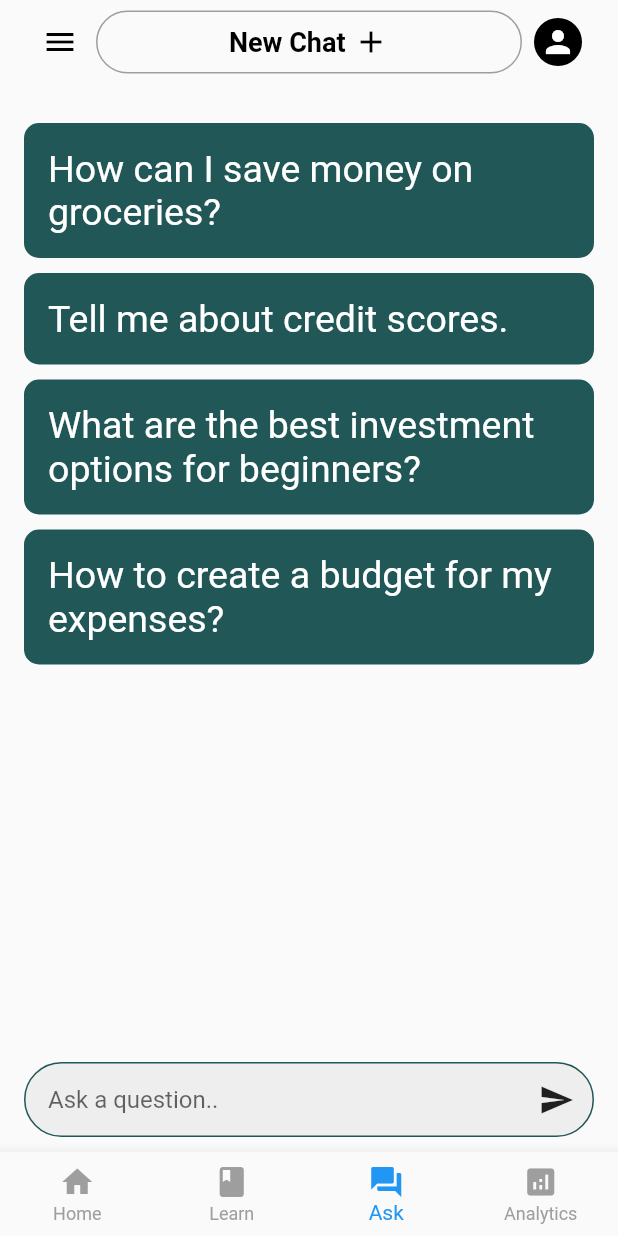
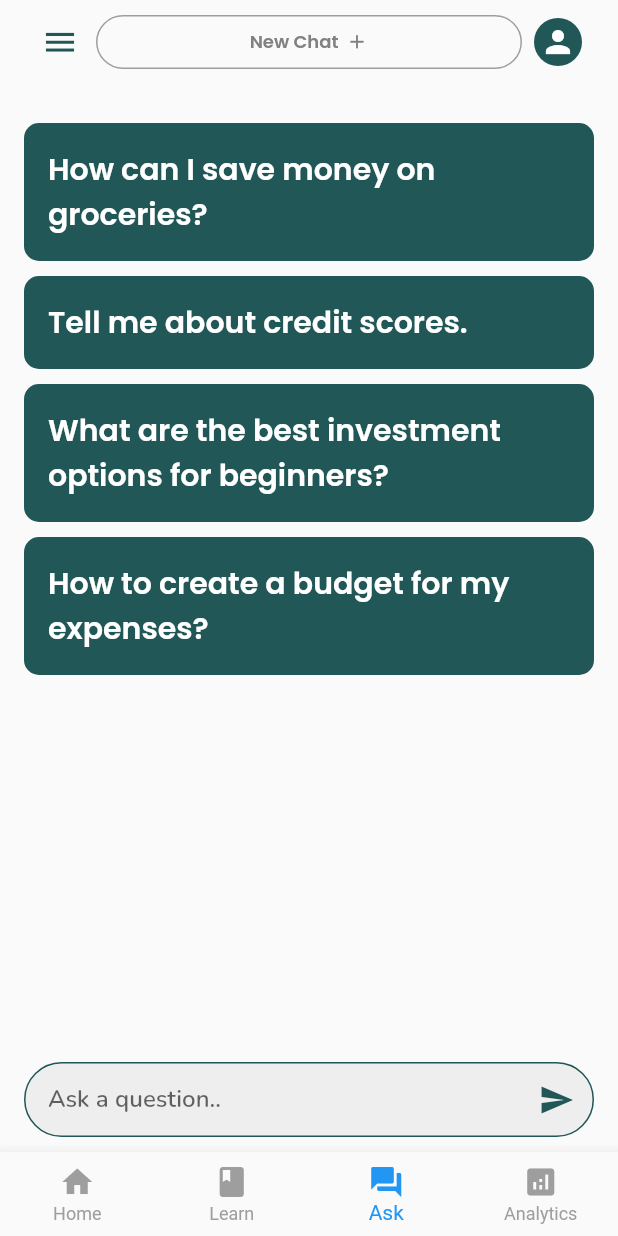
Before and after one commit to myjyoc/cc206_peracon, a Flutter app: the screen it shows after launch, item 3 of the bottom bar chosen, after a tap on the "send" icon, on a phone screen of 412 x 824 dp. Run offline on Flutter 3.47's test engine with Material 2 defaults, Android fonts, the phone set to English and light mode, and no system bars; our stand-ins replace pie_chart; network calls fail.

Commit message:
design design

```diff
--- a/lib/components/ask_tab.dart
+++ b/lib/components/ask_tab.dart
@@ -21,7 +21,7 @@ class _AskPageState extends State<AskPage> {
           title: Row(
             children: [
               IconButton(
-                icon: Icon(Icons.menu, color: Colors.black),
+                icon: Icon(Icons.menu, color: Color(0xFF215757), size: 25.0),
                 onPressed: () {
                   // Handle menu button press
                 },
@@ -44,13 +44,14 @@ class _AskPageState extends State<AskPage> {
                           Text(
                             'New Chat',
                             style: TextStyle(
-                              fontSize: 18.0,
-                              fontWeight: FontWeight.bold,
-                              color: Colors.black,
+                              fontSize: 12.0,
+                              fontWeight: FontWeight.w600,
+                              fontFamily: 'Poppins',
+                              color: Color(0xFF818181),
                             ),
                           ),
                           SizedBox(width: 5.0),
-                          Icon(Icons.add, color: Colors.black, size: 24.0),
+                          Icon(Icons.add, color: Color(0xFF818181), size: 15.0),
                         ],
                       ),
                     ),
@@ -59,7 +60,7 @@ class _AskPageState extends State<AskPage> {
               ),
               IconButton(
                 icon: CircleAvatar(
-                  backgroundColor: Colors.black,
+                  backgroundColor: Color(0xFF215757),
                   child: Icon(Icons.person, color: Colors.white, size: 24.0),
                 ),
                 onPressed: () {
@@ -165,12 +166,15 @@ class _AskPageState extends State<AskPage> {
               decoration: InputDecoration(
                 border: InputBorder.none,
                 hintText: 'Ask a question..',
+                hintStyle: TextStyle(fontWeight: FontWeight.w600,
+            fontFamily: 'Nunito',),
                 contentPadding: EdgeInsets.fromLTRB(15, 0, 0, 0),
               ),
             ),
           ),
           IconButton(
-            icon: Icon(Icons.send),
+            icon: Icon(Icons.send, color:Color(0xFF215757)),
+
             onPressed: () {
               _sendMessage();
             },
@@ -207,7 +211,7 @@ class _AskPageState extends State<AskPage> {
       ),
       child: Text(
         question,
-        style: TextStyle(fontSize: 25.0, color: Colors.white),
+        style: TextStyle(fontSize: 20.0, color: Colors.white, fontFamily: 'Poppins', fontWeight: FontWeight.w600,),
       ),
     );
   }
--- a/lib/components/home_tab.dart
+++ b/lib/components/home_tab.dart
@@ -1,4 +1,29 @@
 import 'package:flutter/material.dart';
+
+class CurvePainter extends CustomPainter {
+  @override
+  void paint(Canvas canvas, Size size) {
+    var paint = Paint();
+    paint.color = Color(0xFF215757);
+    paint.style = PaintingStyle.fill;
+
+    var path = Path();
+
+    path.moveTo(0, size.height * 0.15);
+    path.quadraticBezierTo(
+        size.width / 2, size.height / 2, size.width, size.height * 0.15);
+    path.lineTo(size.width, 0);
+    path.lineTo(0, 0);
+
+    canvas.drawPath(path, paint);
+  }
+
+  @override
+  bool shouldRepaint(CustomPainter oldDelegate) {
+    return true;
+  }
+}
+
 
 class HomePage extends StatelessWidget {
   const HomePage({Key? key});
@@ -9,7 +34,7 @@ class HomePage extends StatelessWidget {
       home: Scaffold(
         appBar: AppBar(
           elevation: 0.0,
-          backgroundColor: Colors.transparent,
+          backgroundColor: Color(0xFF215757), // Set the color for the app bar
           title: Row(
             children: [
               Expanded(
@@ -19,9 +44,10 @@ class HomePage extends StatelessWidget {
                     Text(
                       'Welcome',
                       style: TextStyle(
-                        fontSize: 20.0,
-                        fontWeight: FontWeight.bold,
-                        color: Colors.black,
+                        fontSize: 14.0,
+                        fontFamily: 'Poppins',
+                        color: Colors.white,
+                        fontWeight: FontWeight.w400,
                       ),
                     ),
                   ],
@@ -29,8 +55,8 @@ class HomePage extends StatelessWidget {
               ),
               IconButton(
                 icon: CircleAvatar(
-                  backgroundColor: Colors.black,
-                  child: Icon(Icons.person, color: Colors.white, size: 24.0),
+                  backgroundColor: Colors.white,
+                  child: Icon(Icons.person, color: Color(0xFF215757), size: 24.0),
                 ),
                 onPressed: () {
                   // Profile action here
@@ -39,7 +65,9 @@ class HomePage extends StatelessWidget {
             ],
           ),
         ),
-        body: SingleChildScrollView(
+        body: CustomPaint(
+          painter: CurvePainter(),
+          child: SingleChildScrollView(
             child: Column(
               crossAxisAlignment: CrossAxisAlignment.start,
               children: [
@@ -49,8 +77,10 @@ class HomePage extends StatelessWidget {
                 child: Text(
                   'Rhowena Alimeos',
                   style: TextStyle(
-                    fontSize: 20.0,
-                    fontWeight: FontWeight.bold,
+                    fontSize: 18.0,
+                    fontWeight: FontWeight.w500,
+                    fontFamily: 'Poppins',
+                    color: Colors.white,
                   ),
                 ),
               ),
@@ -70,19 +100,39 @@ class HomePage extends StatelessWidget {
                     Row(
                       mainAxisAlignment: MainAxisAlignment.spaceBetween,
                       children: [
+                        Row(
+                          children: [
+                            Container(
+                              decoration: BoxDecoration(
+                                shape: BoxShape.circle,
+                                color: Color(0xFFFFF2E5), // Background color for the icon
+                              ),
+                              padding: EdgeInsets.all(8.0), // Adjust padding as needed
+                              child: Icon(
+                                Icons.attach_money, // You can change the icon accordingly
+                                size: 20.0,
+                                color: Color(0xFFF49A40), // Icon color
+                              ),
+                            ),
+                            SizedBox(width: 8.0), // Adjust spacing as needed
                             Text(
                               'My Balance',
                               style: TextStyle(
                                 color: Color(0xFF215757),
-                            fontSize: 18.0,
+                                fontSize: 14.0,
+                                fontWeight: FontWeight.w400,
+                                fontFamily: 'Poppins',
                               ),
                             ),
+                          ],
+                        ),
                         Text(
-                          'P100,000', // Replace with actual balance
+                          '₱24,861.7', // Replace with actual balance
                           style: TextStyle(
                             color: Color(0xFF215757),
-                            fontSize: 24.0,
-                            fontWeight: FontWeight.bold,
+                            fontSize: 17.0,
+                            fontWeight: FontWeight.w600,
+                            fontFamily: 'Poppins',
                           ),
                         ),
                       ],
@@ -91,10 +141,10 @@ class HomePage extends StatelessWidget {
                     Row(
                       mainAxisAlignment: MainAxisAlignment.spaceEvenly,
                       children: [
-                        _buildCircleIcon(Icons.account_balance, 'Savings', 'P60,000', Color(0xFF27C153), Color(0xFFE7F7EC)),
-                        _buildCircleIcon(Icons.attach_money, 'Income', 'P20,000', Color(0xFFD64BC2), Color(0xFFF3E7F8)),
-                        _buildCircleIcon(Icons.money_off, 'Expenses', 'P10,000', Color(0xFFFF4437), Color(0xFFFFEBEA)),
-                        _buildCircleIcon(Icons.credit_card, 'Debts', 'P30,000', Colors.black, Colors.grey[300]!),
+                        _buildCircleIcon(Icons.account_balance, 'Savings', '₱24,861.7', Color(0xFF27C153), Color(0xFFDDFFE7), Color(0xFF27C153)),
+                        _buildCircleIcon(Icons.attach_money, 'Income', '₱44,862.35 ', Color(0xFFD64BC2), Color(0xFFFFDFF6), Color(0xFFD64BC2)),
+                        _buildCircleIcon(Icons.money_off, 'Expenses', '₱44,862.35 ', Color(0xFFFF4437), Color(0xFFFFEBEA), Color(0xFFFF4437)),
+                        _buildCircleIcon(Icons.credit_card, 'Debts', '₱13,145.65', Colors.black, Colors.grey[300]!, Colors.black),
                       ],
                     ),
                   ],
@@ -107,15 +157,17 @@ class HomePage extends StatelessWidget {
                 child: Text(
                   'Tips',
                   style: TextStyle(
-                    fontSize: 20.0,
-                    fontWeight: FontWeight.bold,
+                    fontSize: 16.0,
+                    fontWeight: FontWeight.w500,
+                    fontFamily: 'Poppins',
+                    color: Color(0xFF215757),
                   ),
                 ),
               ),
               // Two boxes with icons and finance tips text
-              _buildTipsBox(Icons.home, 'Income Tip', "You're spending a significant portion of your income on housing. Consider exploring ways to reduce your housing costs, such as downsizing, finding roommates, or negotiating your rent.", Colors.blue),
+              _buildTipsBox(Icons.home, 'Income Tip', "You're spending a significant portion of your income on housing. Consider exploring ways to reduce your housing costs, such as downsizing, finding roommates, or negotiating your rent.", Color(0xFFFFEBEA), Color(0xFFFF4437)),
               SizedBox(height: 8.0),
-              _buildTipsBox(Icons.trending_down, 'Debt Tip', "You have the opportunity to pay your debt using your available savings. Consider allocating a portion of your savings towards debt repayment. By utilizing your savings to pay off your debt, you can eliminate the financial burden sooner and achieve peace of mind.", Colors.orange),
+              _buildTipsBox(Icons.credit_card, 'Debt Tip', "You have the opportunity to pay your debt using your available savings. Consider allocating a portion of your savings towards debt repayment. By utilizing your savings to pay off your debt, you can eliminate the financial burden sooner and achieve peace of mind.", Color(0xFFDDFFE7), const Color.fromARGB(255, 0, 0, 0)),
 
               // Goals Section
               Padding(
@@ -126,16 +178,19 @@ class HomePage extends StatelessWidget {
                     Text(
                       'Goals',
                       style: TextStyle(
-                        fontSize: 20.0,
-                        fontWeight: FontWeight.bold,
+                        fontSize: 16.0,
+                        fontWeight: FontWeight.w500,
+                        fontFamily: 'Poppins',
+                        color: Color(0xFF215757),
                       ),
                     ),
                     Text(
                       'View all',
                       style: TextStyle(
-                        color: Colors.blue,
-                        fontSize: 14.0,
-                        fontWeight: FontWeight.bold,
+                        fontSize: 13.0,
+                        fontWeight: FontWeight.w500,
+                        fontFamily: 'Poppins',
+                        color: Color(0xFF215757),
                       ),
                     ),
                   ],
@@ -149,6 +204,7 @@ class HomePage extends StatelessWidget {
               // Your content for the Home tab goes here
               // Add widgets, images, etc. as needed
             ],
+          ),
         ),
         ),
         bottomNavigationBar: BottomNavigationBar(
@@ -194,7 +250,7 @@ class HomePage extends StatelessWidget {
     );
   }
 
-  Widget _buildTipsBox(IconData icon, String title, String content, Color boxColor) {
+  Widget _buildTipsBox(IconData icon, String title, String content, Color boxColor, Color iconColor) {
     return Container(
       padding: EdgeInsets.fromLTRB(16.0, 16.0, 16.0, 16.0),
       margin: EdgeInsets.fromLTRB(16.0, 0.0, 16.0, 3.0),
@@ -208,13 +264,12 @@ class HomePage extends StatelessWidget {
           Container(
             decoration: BoxDecoration(
               shape: BoxShape.circle,
-              color: Colors.white,
             ),
             padding: EdgeInsets.all(5.0),
             child: Icon(
               icon,
               size: 30.0,
-              color: boxColor,
+              color: iconColor,
             ),
           ),
           SizedBox(width: 16.0),
@@ -225,7 +280,9 @@ class HomePage extends StatelessWidget {
                 Text(
                   content,
                   style: TextStyle(
-                    fontSize: 15.0,
+                    fontSize: 10.0,
+                    fontWeight: FontWeight.w400,
+                    fontFamily: 'Poppins',
                   ),
                 ),
               ],
@@ -236,7 +293,7 @@ class HomePage extends StatelessWidget {
     );
   }
 
-  Widget _buildCircleIcon(IconData icon, String label, String figure, Color iconColor, Color bgColor) {
+  Widget _buildCircleIcon(IconData icon, String label, String figure, Color iconColor, Color bgColor, Color figureColor) {
     return Column(
       children: [
         Container(
@@ -248,7 +305,7 @@ class HomePage extends StatelessWidget {
           padding: EdgeInsets.all(12.0),
           child: Icon(
             icon,
-            size: 30.0,
+            size: 25.0,
             color: iconColor,
           ),
         ),
@@ -256,16 +313,20 @@ class HomePage extends StatelessWidget {
         Text(
           label,
           style: TextStyle(
-            fontSize: 12.0,
-            fontWeight: FontWeight.bold,
+            fontSize: 14.0,
+            fontWeight: FontWeight.w400,
+            fontFamily: 'Poppins',
+            color: Color(0xFF215757),
           ),
         ),
         SizedBox(height: 2.0),
         Text(
           figure,
           style: TextStyle(
-            fontSize: 14.0,
-            fontWeight: FontWeight.bold,
+            fontSize: 12.0,
+            fontWeight: FontWeight.w500,
+            fontFamily: 'Poppins',
+            color: figureColor,
           ),
         ),
       ],
@@ -296,7 +357,7 @@ class HomePage extends StatelessWidget {
                     padding: EdgeInsets.all(5.0),
                     child: Icon(
                       icon,
-                      size: 30.0,
+                      size: 25.0,
                       color: Color(0xFF215757),
                     ),
                   ),
@@ -307,15 +368,18 @@ class HomePage extends StatelessWidget {
                       Text(
                         description,
                         style: TextStyle(
-                          fontSize: 15.0,
+                          fontWeight: FontWeight.w500,
+                          fontFamily: 'Poppins',
+                          color: Color(0xFF215757),
                         ),
                       ),
                       SizedBox(height: 8.0),
                       Text(
                         price,
                         style: TextStyle(
-                          fontSize: 14.0,
-                          fontWeight: FontWeight.bold,
+                          fontSize: 10.5,
+                          fontWeight: FontWeight.w400,
+                          fontFamily: 'Poppins',
                         ),
                       ),
                     ],
@@ -328,7 +392,7 @@ class HomePage extends StatelessWidget {
             '$completionPercent%',
             style: TextStyle(
               fontSize: 14.0,
-              fontWeight: FontWeight.bold,
+              fontWeight: FontWeight.w500,
               color: Color(0xFF215757),
             ),
           ),
```
Lines whose indentation alone changed are shown as unchanged.
